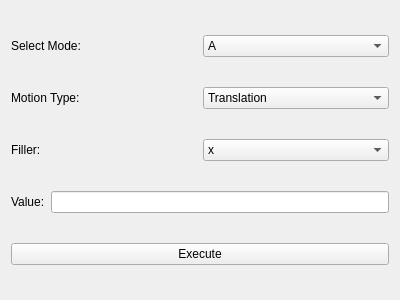
The window that cca_interactive_goals/src/ui/panel.ui (UTNuclearRoboticsPublic/closed_chain_affordance_ros) describes before a commit, drawn with Qt 5.
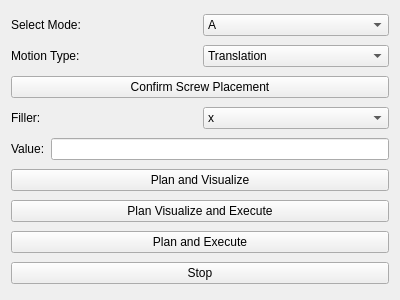
The same window after the commit.

What changed in the file:
```diff
--- a/cca_interactive_goals/src/ui/panel.ui
+++ b/cca_interactive_goals/src/ui/panel.ui
@@ -79,6 +79,13 @@
      </item>
     </layout>
    </item>
+   <item>
+    <widget class="QPushButton" name="conf_place_button_">
+     <property name="text">
+      <string>Confirm Screw Placement</string>
+     </property>
+    </widget>
+   </item>
    <item>
     <layout class="QHBoxLayout" name="horizontalLayout_3">
      <item>
@@ -129,9 +136,37 @@
     </layout>
    </item>
    <item>
+    <widget class="QPushButton" name="plan_viz_button">
+     <property name="text">
+      <string>Plan and Visualize</string>
+     </property>
+    </widget>
+   </item>
+   <!-- <item>
     <widget class="QPushButton" name="execute_button">
      <property name="text">
       <string>Execute</string>
+     </property>
+    </widget>
+   </item> -->
+   <item>
+    <widget class="QPushButton" name="plan_viz_exe_button">
+     <property name="text">
+      <string>Plan Visualize and Execute</string>
+     </property>
+    </widget>
+   </item>
+   <item>
+    <widget class="QPushButton" name="plan_exe_button">
+     <property name="text">
+      <string>Plan and Execute</string>
+     </property>
+    </widget>
+   </item>
+   <item>
+    <widget class="QPushButton" name="stop_button">
+     <property name="text">
+      <string>Stop</string>
      </property>
     </widget>
    </item>
```
